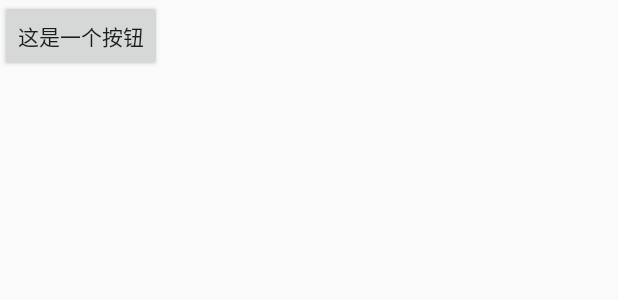
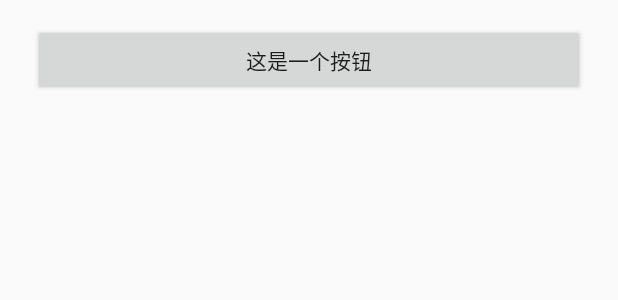
Before and after one commit to salas2738/androidTest, an Android app: the layout activity_main2.xml on its own in the app's theme, with its tools: preview values and no code run, on a phone screen of 412 x 824 dp. Shown: the top 300 px of the screen. Run offline under Robolectric (Android 15) with nearby library versions, the phone set to English and light mode, and no system bars.

Commit message:
Initial commit

```diff
--- a/app/src/main/res/layout/activity_main2.xml
+++ b/app/src/main/res/layout/activity_main2.xml
@@ -8,9 +8,12 @@
 
     <Button
         android:id="@+id/button"
-        android:layout_width="wrap_content"
+        android:layout_width="368dp"
         android:layout_height="wrap_content"
+        android:layout_marginTop="16dp"
         android:text="@string/button1"
-        tools:layout_editor_absoluteX="57dp"
-        tools:layout_editor_absoluteY="16dp" />
+        app:layout_constraintEnd_toEndOf="parent"
+        app:layout_constraintHorizontal_bias="0.5"
+        app:layout_constraintStart_toStartOf="parent"
+        app:layout_constraintTop_toTopOf="parent" />
 </android.support.constraint.ConstraintLayout>
--- a/app/src/main/res/values/strings.xml
+++ b/app/src/main/res/values/strings.xml
@@ -3,4 +3,6 @@
     <string name="button">Button</string>
     <string name="title_activity_main2">Main2Activity</string>
     <string name="button1">这是一个按钮</string>
+    <string name="menuitem1">Item1</string>
+    <string name="menuitem2">Item2</string>
 </resources>
```
Also changed, not shown: app/src/main/AndroidManifest.xml (+4 -5 lines), app/src/main/java/com/salas/androidtest/MainActivity.java (+8 -0 lines), app/src/main/res/menu/main.xml (added, +11 -0 lines).
